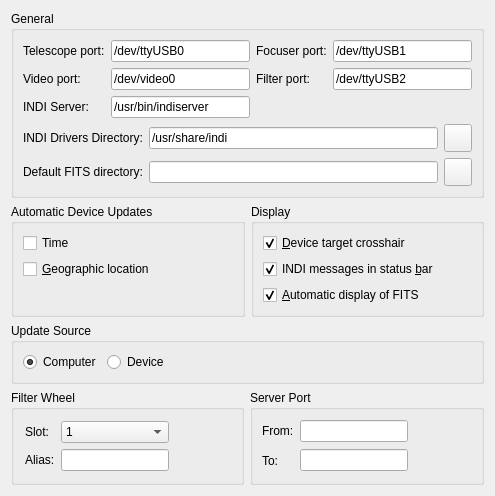
The window that kstars/indi/opsindi.ui (KDE/kstars) describes before a commit, drawn with Qt 5.
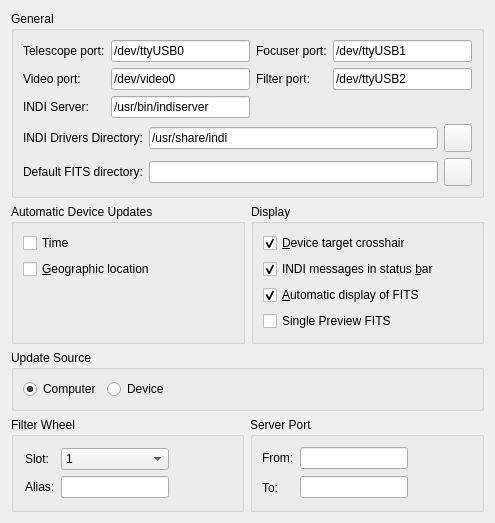
The same window after the commit. Custom widgets are drawn as their Qt base class.

Commit message: Support displaying captured FITS images in a single tab only

Diff of the .ui file:
```diff
--- a/kstars/indi/opsindi.ui
+++ b/kstars/indi/opsindi.ui
@@ -7,7 +7,7 @@
     <x>0</x>
     <y>0</y>
     <width>495</width>
-    <height>485</height>
+    <height>523</height>
    </rect>
   </property>
   <layout class="QVBoxLayout" name="verticalLayout_3">
@@ -320,6 +320,22 @@
           </property>
          </widget>
         </item>
+        <item>
+         <widget class="QCheckBox" name="kcfg_singlePreviewFITS">
+          <property name="statusTip">
+           <string>Display all captured FITS images in a single tab instead of multiple tabs per image.</string>
+          </property>
+          <property name="whatsThis">
+           <string>Display all captured FITS images in a single tab instead of multiple tabs per image.</string>
+          </property>
+          <property name="text">
+           <string>Single Preview FITS</string>
+          </property>
+          <property name="checked">
+           <bool>false</bool>
+          </property>
+         </widget>
+        </item>
         <item>
          <spacer name="verticalSpacer">
           <property name="orientation">
```
Left out of the diff: 77 changed lines with no effect on the pictures. The commit also changes 3 other files.
